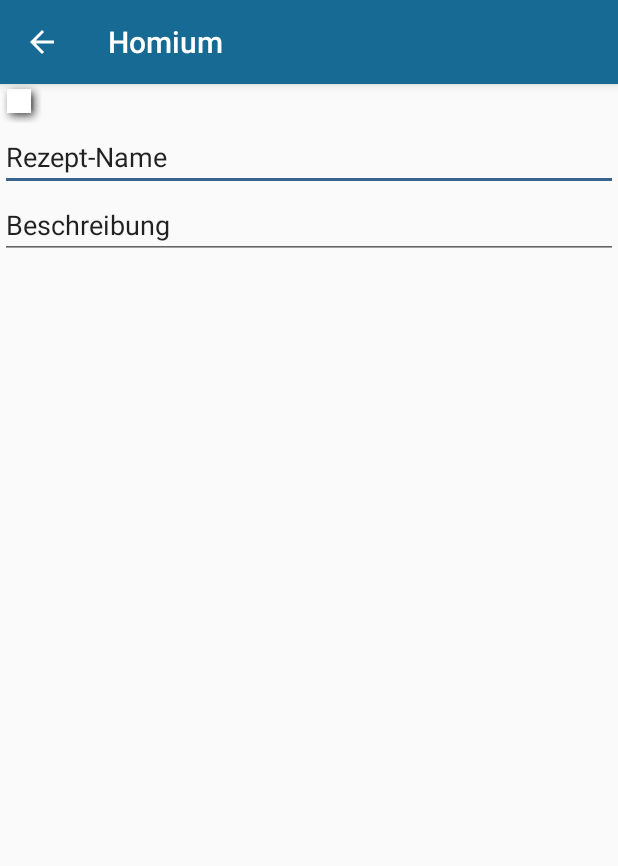
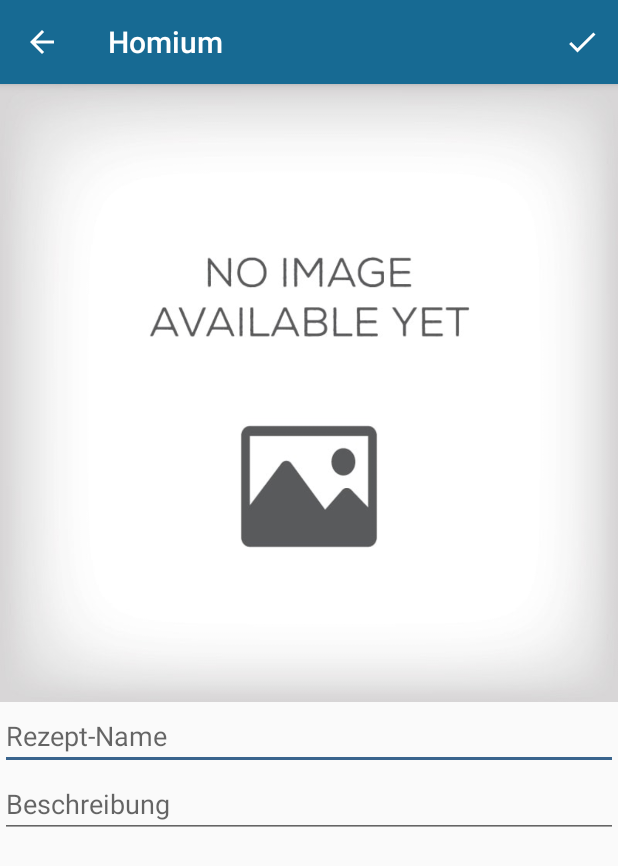
Before and after one commit to MademDevs/Homium, an Android app: the RecipeEditActivity screen opened directly, with no data from a screen before it, on a phone screen of 412 x 824 dp. Shown: the top 866 px of the screen. Run offline under Robolectric (Android 15) with nearby library versions, the phone set to English and light mode, and no system bars; our stand-ins replace Room's generated code.

Commit message:
camera working (saves pictures in local phone storage -> path to file location saved in database) not working with gallery. swipe-refresh deletes database!

```diff
--- a/app/src/main/java/de/madem/homium/databases/RecipeDao.kt
+++ b/app/src/main/java/de/madem/homium/databases/RecipeDao.kt
@@ -1,10 +1,24 @@
 package de.madem.homium.databases
 
 import androidx.room.Dao
+import androidx.room.Insert
+import androidx.room.Query
+import de.madem.homium.models.Recipe
+import de.madem.homium.models.ShoppingItem
 
 @Dao
 interface RecipeDao {
 
+    @Insert
+    fun insertRecipe(vararg item: Recipe)
+
+    @Query("DELETE FROM recipe")
+    fun deleteAllRecipe()
+
+    @Query("SELECT * FROM recipe")
+    fun getAllRecipe(): List<Recipe>
+
     //TODO: Queries for Recipe and Ingredients!
 
+
 }
--- a/app/src/main/res/layout/activity_recipe_edit.xml
+++ b/app/src/main/res/layout/activity_recipe_edit.xml
@@ -15,25 +15,26 @@
 
         <ImageView
             android:id="@+id/recipe_edit_imgView"
-            android:layout_width="wrap_content"
+            android:layout_width="match_parent"
             android:layout_height="wrap_content"
             android:adjustViewBounds="true"
-            app:srcCompat="@android:drawable/picture_frame" />
+            android:contentDescription="recipe_image"
+            app:srcCompat="@drawable/empty_picture" />
 
         <EditText
             android:id="@+id/recipe_edit_title_editTxt"
             android:layout_width="match_parent"
             android:layout_height="wrap_content"
             android:ems="10"
-            android:inputType="textPersonName"
-            android:text="@string/recipe_title" />
+            android:hint="@string/recipe_title"
+            android:inputType="textPersonName" />
 
         <EditText
             android:id="@+id/recipe_edit_description_editTxt"
             android:layout_width="match_parent"
             android:layout_height="wrap_content"
             android:ems="10"
-            android:inputType="textPersonName"
-            android:text="@string/recipe_description" />
+            android:hint="@string/recipe_description"
+            android:inputType="textPersonName" />
     </LinearLayout>
 </ScrollView>
--- /dev/null
+++ b/app/src/main/res/menu/recipe_edit_actionbar_menu.xml
@@ -0,0 +1,12 @@
+<?xml version="1.0" encoding="utf-8"?>
+<menu xmlns:android="http://schemas.android.com/apk/res/android"
+    xmlns:app="http://schemas.android.com/apk/res-auto">
+
+    <item
+        android:id="@+id/recipe_edit_actionbar_confirm"
+        android:title="@string/actionbar_edit_confirm"
+        app:showAsAction="ifRoom"
+        android:icon="@drawable/ic_check_white">
+    </item>
+
+</menu>
```
Also changed, not shown: app/src/main/java/de/madem/homium/managers/adapters/RecipesListAdapter.kt (+13 -1 lines), app/src/main/java/de/madem/homium/ui/activities/recipe/RecipeEditActivity.kt (+49 -1 lines), app/src/main/java/de/madem/homium/ui/fragments/recipes/RecipesFragment.kt (+32 -0 lines), app/src/main/java/de/madem/homium/ui/fragments/recipes/RecipesViewModel.kt (+27 -7 lines), app/src/main/res/layout/recipe_listitem.xml (+4 -3 lines), app/src/main/res/drawable-v24/empty_picture.jpg (added).
